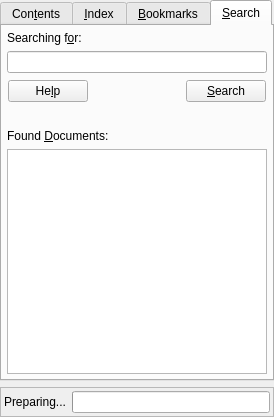
First picture: the form in tools/assistant/helpdialog.ui, repository arnt/qt-history2, before the edit.
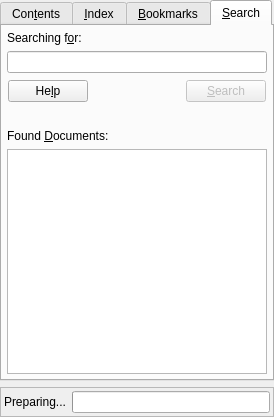
Second picture: the form after the edit. The open tabs and pages were chosen to show the change.

Commit message:
p4i integration Integrate 260246 from 4.3 to main: Fixes:    Enabling and disabling of actions. Task:     120060 RevBy:    Daniel
[git-p4: depot-paths = "//depot/qt/main/": change = 260247]

The edit to the form file:
```diff
--- a/tools/assistant/helpdialog.ui
+++ b/tools/assistant/helpdialog.ui
@@ -316,6 +316,9 @@
            <property name="text" >
             <string>&amp;Search</string>
            </property>
+           <property name="enabled" >
+            <bool>false</bool>
+           </property>
           </widget>
          </item>
         </layout>
```
The commit also changes 2 other files.
